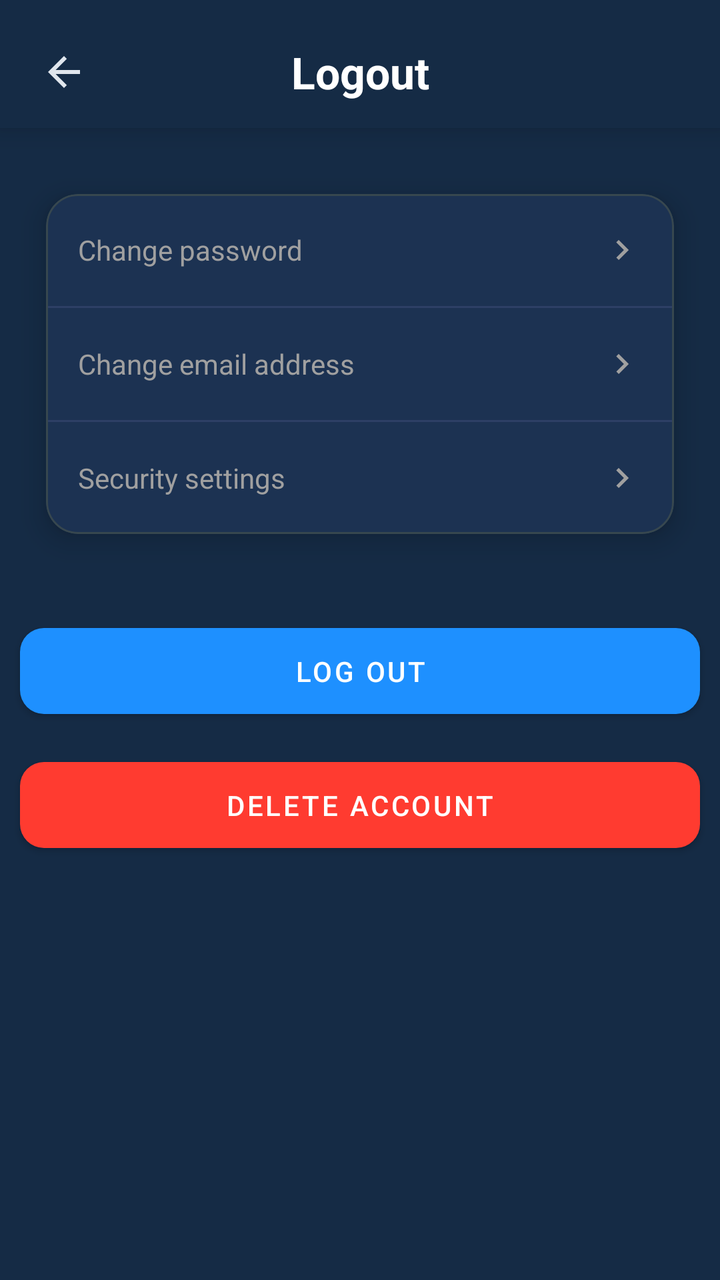
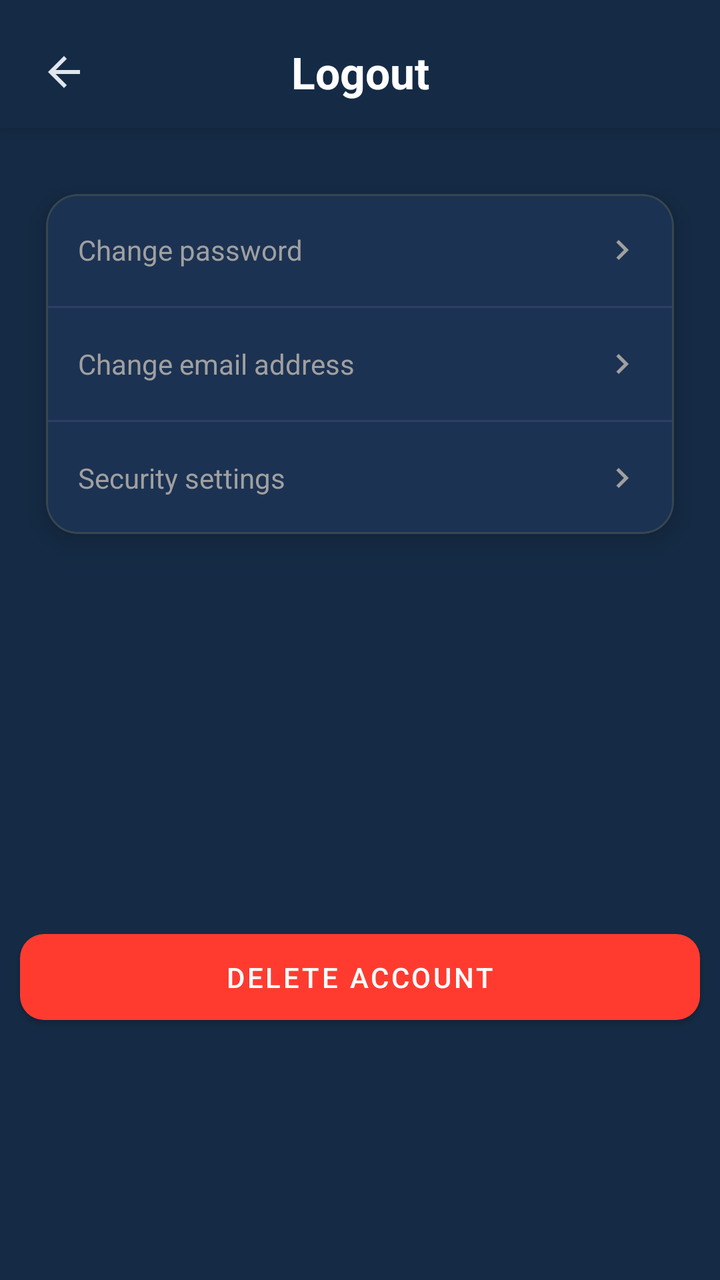

Two renders of the same Android screen: before a commit and after it. Below are the layout's source before the change and the commit's diff.
<!-- AndroidManifest.xml: application theme AppTheme -->
<!-- res/layout/fragment_logout.xml -->
<?xml version="1.0" encoding="utf-8"?>
<androidx.constraintlayout.widget.ConstraintLayout 
    xmlns:android="http://schemas.android.com/apk/res/android"
    xmlns:app="http://schemas.android.com/apk/res-auto"
    xmlns:tools="http://schemas.android.com/tools"
    android:layout_width="match_parent"
    android:layout_height="match_parent"
    android:background="@color/background_color"
    tools:context=".ui.tabs.settings.logout.LogoutFragment">

    
    <androidx.constraintlayout.widget.ConstraintLayout
        android:id="@+id/headerContainer"
        android:layout_width="match_parent"
        android:layout_height="wrap_content"
        android:paddingHorizontal="16dp"
        android:paddingTop="20dp"
        android:paddingBottom="12dp"
        android:background="@color/background_color"
        android:elevation="8dp"
        app:layout_constraintTop_toTopOf="parent">

        
        <ImageView
            android:id="@+id/btnBack"
            android:layout_width="32dp"
            android:layout_height="32dp"
            android:src="@drawable/ic_back"
            android:scaleType="center"
            app:tint="?attr/colorOnSurface"
            android:clickable="true"
            android:focusable="true"
            android:contentDescription="@string/logout_back_button_desc"
            app:layout_constraintStart_toStartOf="parent"
            app:layout_constraintTop_toTopOf="parent"
            app:layout_constraintBottom_toBottomOf="parent" />

        
        <TextView
            android:id="@+id/tvTitle"
            style="@style/TextAppearance.Aqua.EditProfileTitle"
            android:layout_width="wrap_content"
            android:layout_height="wrap_content"
            android:text="@string/logout_title"
            android:importantForAccessibility="yes"
            app:layout_constraintTop_toTopOf="parent"
            app:layout_constraintBottom_toBottomOf="parent"
            app:layout_constraintStart_toStartOf="parent"
            app:layout_constraintEnd_toEndOf="parent" />
    </androidx.constraintlayout.widget.ConstraintLayout>

    
    <ScrollView
        android:id="@+id/scrollContent"
        android:layout_width="0dp"
        android:layout_height="0dp"
        android:fillViewport="true"
        app:layout_constraintTop_toBottomOf="@id/headerContainer"
        app:layout_constraintBottom_toBottomOf="parent"
        app:layout_constraintStart_toStartOf="parent"
        app:layout_constraintEnd_toEndOf="parent">

        <LinearLayout
            android:id="@+id/contentRoot"
            android:layout_width="match_parent"
            android:layout_height="wrap_content"
            android:orientation="vertical"
            android:paddingTop="16dp"
            android:paddingBottom="16dp">

            
            <com.google.android.material.card.MaterialCardView
                android:id="@+id/cardAccountActions"
                android:layout_width="match_parent"
                android:layout_height="wrap_content"
                android:layout_marginStart="10dp"
                android:layout_marginEnd="10dp"
                style="@style/Widget.Aqua.CardStyles">

                <LinearLayout
                    android:layout_width="match_parent"
                    android:layout_height="wrap_content"
                    android:orientation="vertical">

                    
                    <LinearLayout
                        android:id="@+id/rowChangePassword"
                        android:layout_width="match_parent"
                        android:layout_height="56dp"
                        android:paddingHorizontal="16dp"
                        android:gravity="center_vertical"
                        android:clickable="true"
                        android:focusable="true"
                        android:background="?android:attr/selectableItemBackground"
                        android:contentDescription="@string/account_settings_change_password_desc">

                        <TextView
                            android:layout_width="0dp"
                            android:layout_height="wrap_content"
                            android:layout_weight="1"
                            android:text="@string/account_settings_change_password"
                            android:textColor="@color/settings_text_secondary"
                            android:textSize="14sp"/>

                        <ImageView
                            android:layout_width="20dp"
                            android:layout_height="20dp"
                            android:src="@drawable/ic_arrow_right"
                            app:tint="@color/settings_text_secondary"
                            android:contentDescription="@string/settings_arrow_desc"/>
                    </LinearLayout>

                    <View
                        android:layout_width="match_parent"
                        android:layout_height="1dp"
                        android:background="@color/settings_divider"/>

                    
                    <LinearLayout
                        android:id="@+id/rowChangeEmail"
                        android:layout_width="match_parent"
                        android:layout_height="56dp"
                        android:paddingHorizontal="16dp"
                        android:gravity="center_vertical"
                        android:clickable="true"
                        android:focusable="true"
                        android:background="?android:attr/selectableItemBackground"
                        android:contentDescription="@string/account_settings_change_email_desc">

                        <TextView
                            android:layout_width="0dp"
                            android:layout_height="wrap_content"
                            android:layout_weight="1"
                            android:text="@string/account_settings_change_email"
                            android:textColor="@color/settings_text_secondary"
                            android:textSize="14sp"/>

                        <ImageView
                            android:layout_width="20dp"
                            android:layout_height="20dp"
                            android:src="@drawable/ic_arrow_right"
                            app:tint="@color/settings_text_secondary"
                            android:contentDescription="@string/settings_arrow_desc"/>
                    </LinearLayout>

                    <View
                        android:layout_width="match_parent"
                        android:layout_height="1dp"
                        android:background="@color/settings_divider"/>

                    
                    <LinearLayout
                        android:id="@+id/rowSecuritySettings"
                        android:layout_width="match_parent"
                        android:layout_height="56dp"
                        android:paddingHorizontal="16dp"
                        android:gravity="center_vertical"
                        android:clickable="true"
                        android:focusable="true"
                        android:background="?android:attr/selectableItemBackground"
                        android:contentDescription="@string/account_settings_security_settings_desc">

                        <TextView
                            android:layout_width="0dp"
                            android:layout_height="wrap_content"
                            android:layout_weight="1"
                            android:text="@string/account_settings_security_settings"
                            android:textColor="@color/settings_text_secondary"
                            android:textSize="14sp"/>

                        <ImageView
                            android:layout_width="20dp"
                            android:layout_height="20dp"
                            android:src="@drawable/ic_arrow_right"
                            app:tint="@color/settings_text_secondary"
                            android:contentDescription="@string/settings_arrow_desc"/>
                    </LinearLayout>

                </LinearLayout>
            </com.google.android.material.card.MaterialCardView>

            
            <View
                android:layout_width="match_parent"
                android:layout_height="24dp" />

            
            <com.google.android.material.button.MaterialButton
                android:id="@+id/btnLogout"
                style="@style/Widget.MaterialComponents.Button"
                android:layout_width="match_parent"
                android:layout_height="wrap_content"
                android:layout_marginStart="10dp"
                android:layout_marginEnd="10dp"
                android:layout_marginTop="0dp"
                android:paddingVertical="12dp"
                android:text="@string/account_settings_logout"
                android:contentDescription="@string/account_settings_logout_desc"
                android:textColor="#FFFFFF"
                app:backgroundTint="#1E90FF"
                app:cornerRadius="12dp"/>

            
            <com.google.android.material.button.MaterialButton
                android:id="@+id/btnDeleteAccount"
                style="@style/Widget.MaterialComponents.Button"
                android:layout_width="match_parent"
                android:layout_height="wrap_content"
                android:layout_marginStart="10dp"
                android:layout_marginEnd="10dp"
                android:layout_marginTop="12dp"
                android:paddingVertical="12dp"
                android:text="@string/account_settings_delete_account"
                android:contentDescription="@string/account_settings_delete_account_desc"
                android:textColor="#FFFFFF"
                app:backgroundTint="#FF3B30"
                app:cornerRadius="12dp"/>

        </LinearLayout>
    </ScrollView>

</androidx.constraintlayout.widget.ConstraintLayout>
<!-- resources referenced by this layout -->
<resources>
  <color name="background_color">#152B45</color>
  <color name="settings_divider">#2D3F66</color>
  <color name="settings_text_secondary">#A0A0A0</color>
  <!-- drawable ic_arrow_right (drawable) -->
  <vector xmlns:android="http://schemas.android.com/apk/res/android"
      android:width="24dp"
      android:height="24dp"
      android:viewportWidth="24"
      android:viewportHeight="24">
  
      <path
          android:fillColor="#A0A0A0"
          android:pathData="M8.59,16.59L13.17,12L8.59,7.41L10,6L16,12L10,18L8.59,16.59Z"/>
  </vector>
  <!-- drawable ic_back (drawable) -->
  <?xml version="1.0" encoding="utf-8"?>
  <vector xmlns:android="http://schemas.android.com/apk/res/android"
      android:width="24dp"
      android:height="24dp"
      android:viewportWidth="24"
      android:viewportHeight="24">
  
      <path
          android:fillColor="@android:color/white"
          android:pathData="M20,11H7.83L13.42,5.41L12,4l-8,8 8,8 1.41,-1.41L7.83,13H20v-2z" />
  </vector>
  <string name="account_settings_change_email">Change email address</string>
  <string name="account_settings_change_email_desc">
          Open screen to change your email address
      </string>
  <string name="account_settings_change_password">Change password</string>
  <string name="account_settings_change_password_desc">
          Open screen to change your account password
      </string>
  <string name="account_settings_delete_account">Delete account</string>
  <string name="account_settings_delete_account_desc">
          Permanently delete your account and all related data
      </string>
  <string name="account_settings_logout">Log out</string>
  <string name="account_settings_logout_desc">
          Sign out of your AquaLight account
      </string>
  <string name="account_settings_security_settings">Security settings</string>
  <string name="account_settings_security_settings_desc">
          Manage security options for your account
      </string>
  <string name="logout_back_button_desc">Go back from logout screen</string>
  <string name="logout_title">Logout</string>
  <string name="settings_arrow_desc">Go to details</string>
  <style name="TextAppearance.Aqua.EditProfileTitle" parent="TextAppearance.Material3.TitleLarge">
      <item name="android:textColor">@android:color/white</item>
      <item name="android:textStyle">bold</item>
  </style>
  <style name="Widget.Aqua.CardStyles" parent="Widget.MaterialComponents.CardView">
          <item name="cardBackgroundColor">@color/settings_card_background</item>
          <item name="cardCornerRadius">16dp</item>
          <item name="cardElevation">8dp</item>
          <item name="cardUseCompatPadding">true</item>
      </style>
  <color name="settings_card_background">#1C3252</color>
  <color name="md_theme_light_primary">#2196F3</color>
  <color name="md_theme_light_onPrimary">#FFFFFF</color>
  <color name="md_theme_light_secondary">#4A6363</color>
  <color name="md_theme_light_onSecondary">#FFFFFF</color>
  <color name="md_theme_light_background">#152B45</color>
  <color name="md_theme_light_surface">#152B45</color>
  <color name="md_theme_light_onSurface">#E0E6ED</color>
  <color name="md_theme_light_surfaceVariant">#233042</color>
  <color name="md_theme_light_onSurfaceVariant">#5C6B75</color>
  <color name="md_theme_light_outline">#455A64</color>
  <color name="md_theme_light_outlineVariant">#37474F</color>
  <color name="md_theme_light_error">#D32F2F</color>
  <color name="md_theme_light_onError">#FFFFFF</color>
  <!-- unchanged entries left out for length: 1 -->
</resources>

<!-- the commit's change to res/layout/fragment_logout.xml (unified diff, before → after) -->
@@ -187,18 +187,11 @@
             
             <com.google.android.material.button.MaterialButton
                 android:id="@+id/btnLogout"
-                style="@style/Widget.MaterialComponents.Button"
-                android:layout_width="match_parent"
+                style="@style/Widget.Aqua.PrimaryButton"
+                android:layout_width="0dp"
                 android:layout_height="wrap_content"
-                android:layout_marginStart="10dp"
-                android:layout_marginEnd="10dp"
-                android:layout_marginTop="0dp"
-                android:paddingVertical="12dp"
                 android:text="@string/account_settings_logout"
-                android:contentDescription="@string/account_settings_logout_desc"
-                android:textColor="#FFFFFF"
-                app:backgroundTint="#1E90FF"
-                app:cornerRadius="12dp"/>
+                android:contentDescription="@string/account_settings_logout_desc"/>
 
             
             <com.google.android.material.button.MaterialButton
<!-- resource entries referenced after the edit -->
@@ -59,6 +59,14 @@
           <item name="cardElevation">8dp</item>
           <item name="cardUseCompatPadding">true</item>
       </style>
+  <style name="Widget.Aqua.PrimaryButton" parent="Widget.Material3.Button">
+      <item name="android:textColor">@android:color/white</item>
+      <item name="cornerRadius">12dp</item>
+      <item name="android:insetTop">0dp</item>
+      <item name="android:insetBottom">0dp</item>
+      <item name="android:paddingTop">12dp</item>
+      <item name="android:paddingBottom">12dp</item>
+  </style>
   <color name="settings_card_background">#1C3252</color>
   <color name="md_theme_light_primary">#2196F3</color>
   <color name="md_theme_light_onPrimary">#FFFFFF</color>
